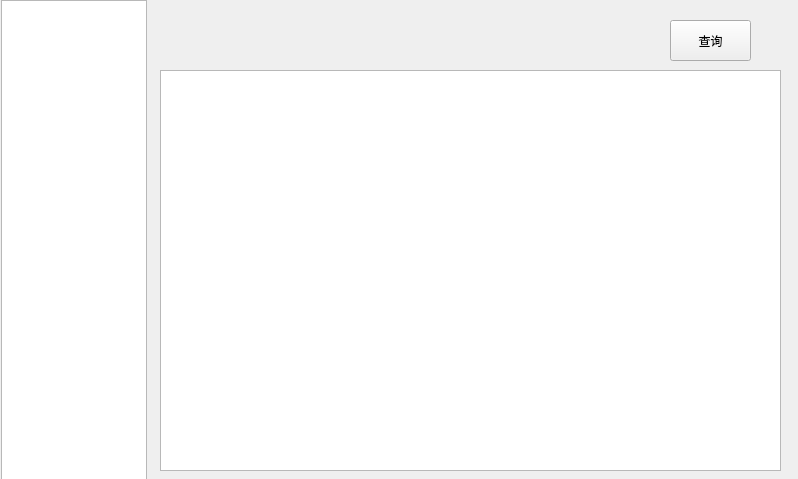
Above: userinterface.ui from SnakStar/QT-200 before the change. Below: the same form after it.
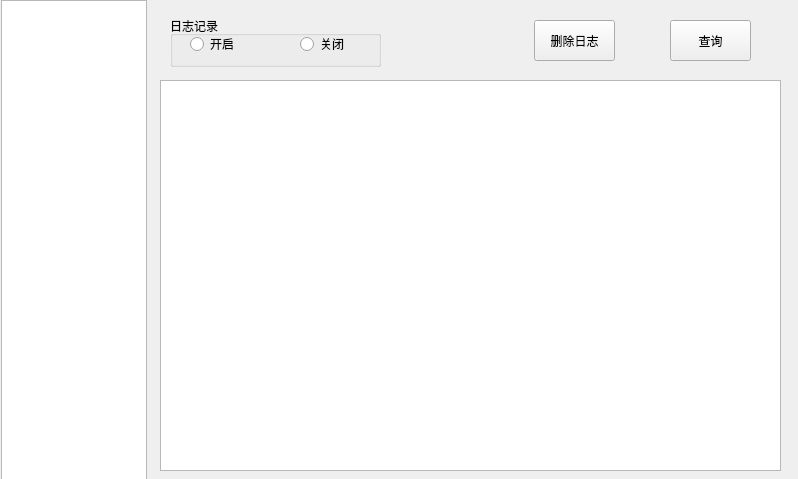
That is the form after the change. The open tabs and pages were chosen to show the change.

Commit message: 2017-7-7 1、添加日志记录开关功能 2、添加日志文件手动删除功能，自动删除文件大小为1.5M。 3、更新版本为0.32.0

The edit to the form file:
```diff
--- a/userinterface.ui
+++ b/userinterface.ui
@@ -383,15 +383,67 @@
      <property name="geometry">
       <rect>
        <x>20</x>
-       <y>70</y>
+       <y>80</y>
        <width>621</width>
-       <height>401</height>
+       <height>391</height>
       </rect>
      </property>
      <property name="readOnly">
       <bool>true</bool>
      </property>
     </widget>
+    <widget class="QGroupBox" name="groupBox_LogRecord">
+     <property name="geometry">
+      <rect>
+       <x>30</x>
+       <y>16</y>
+       <width>211</width>
+       <height>51</height>
+      </rect>
+     </property>
+     <property name="title">
+      <string>日志记录</string>
+     </property>
+     <widget class="QRadioButton" name="rbLogRecordOpen">
+      <property name="geometry">
+       <rect>
+        <x>20</x>
+        <y>20</y>
+        <width>51</width>
+        <height>16</height>
+       </rect>
+      </property>
+      <property name="text">
+       <string>开启</string>
+      </property>
+     </widget>
+     <widget class="QRadioButton" name="rbLogRecordClose">
+      <property name="geometry">
+       <rect>
+        <x>130</x>
+        <y>20</y>
+        <width>51</width>
+        <height>16</height>
+       </rect>
+      </property>
+      <property name="text">
+       <string>关闭</string>
+      </property>
+     </widget>
+    </widget>
+    <widget class="QPushButton" name="btnLogDelete">
+     <property name="geometry">
+      <rect>
+       <x>394</x>
+       <y>20</y>
+       <width>81</width>
+       <height>41</height>
+      </rect>
+     </property>
+     <property name="text">
+      <string>删除日志</string>
+     </property>
+    </widget>
    </widget>
    <widget class="QWidget" name="RFIDAPI">
     <widget class="QGroupBox" name="groupBox_WriteMode">
```
The commit also changes 8 other files.
